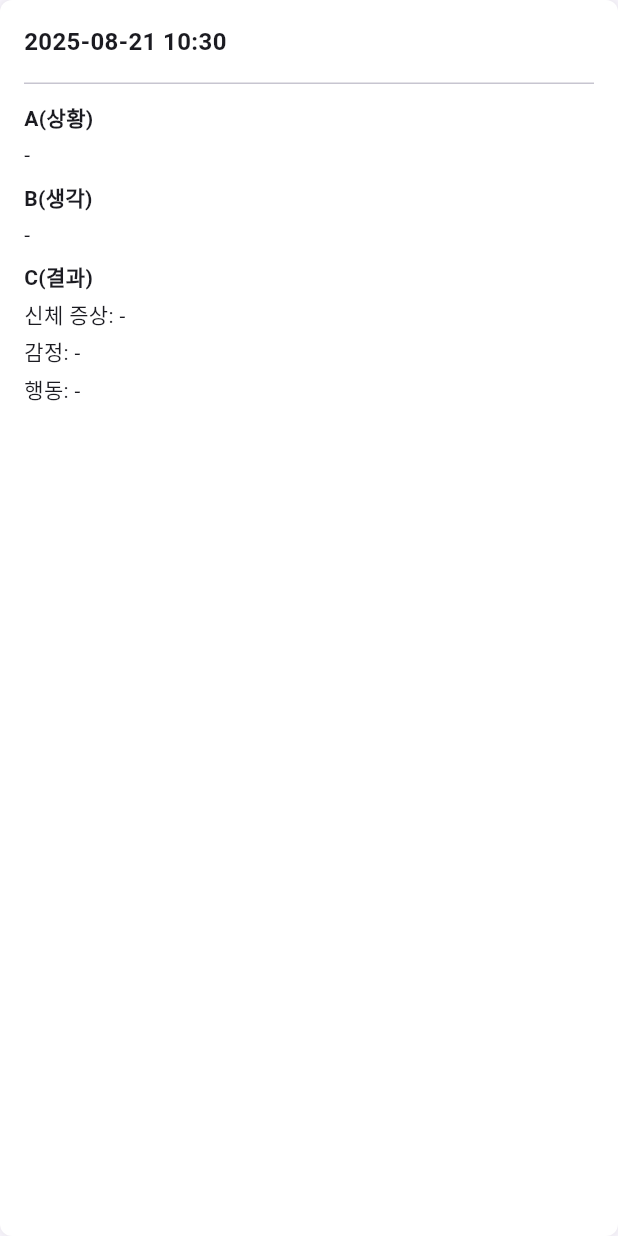
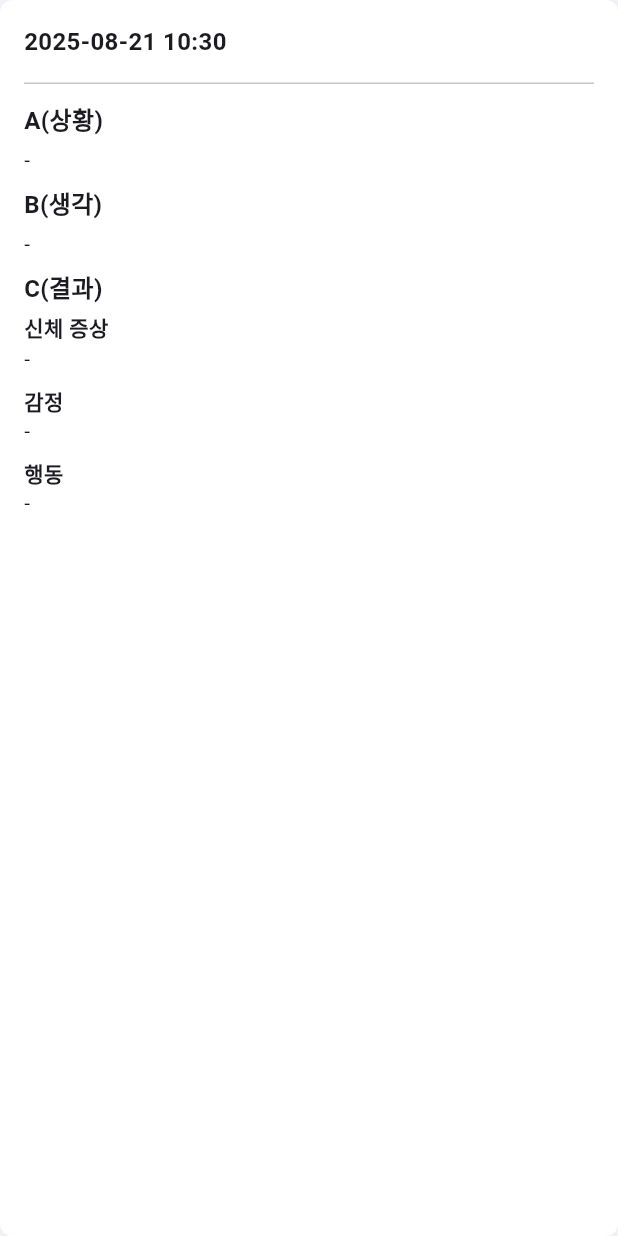
Before and after one commit to mindriumapp-sketch/chi_exp, a Flutter app: the _AbcCard widget shown alone on an empty page, opened directly with empty values, on a phone screen of 412 x 824 dp. Run offline on Flutter 3.47's test engine with Material 3 defaults, Android fonts, the phone set to English and light mode, and no system bars; our stand-ins replace cloud_firestore, firebase_auth, firebase_core, flutter_local_notifications, flutter_map, geocoding and 6 more; missing offline and left inert: geofence_service; accounts and stored records are empty.

Commit message:
“updated”

```diff
--- a/lib/features/contents/diary_directory_screen.dart
+++ b/lib/features/contents/diary_directory_screen.dart
@@ -157,7 +157,7 @@ class _AbcCardState extends State<_AbcCard> {
           label,
           textAlign: TextAlign.start,
           softWrap: true,
-          style: const TextStyle(fontWeight: FontWeight.w600),
+          style: const TextStyle(fontSize: 16, fontWeight: FontWeight.w600),
         ),
         const SizedBox(height: 4),
         Text(
@@ -178,14 +178,17 @@ class _AbcCardState extends State<_AbcCard> {
           label,
           textAlign: TextAlign.start,
           softWrap: true,
-          style: const TextStyle(fontWeight: FontWeight.w600),
+          style: const TextStyle(fontSize: 16, fontWeight: FontWeight.w600),
         ),
         const SizedBox(height: 4),
-        Text('신체 증상: ${safe(cPhysical)}', textAlign: TextAlign.start, softWrap: true),
-        const SizedBox(height: 4),
-        Text('감정: ${safe(cEmotion)}', textAlign: TextAlign.start, softWrap: true),
-        const SizedBox(height: 4),
-        Text('행동: ${safe(cBehavior)}', textAlign: TextAlign.start, softWrap: true),
+        Text('신체 증상', style: TextStyle(fontWeight: FontWeight.bold),),
+        Text(safe(cPhysical), textAlign: TextAlign.start, softWrap: true),
+        const SizedBox(height: 8),
+        Text('감정', style: TextStyle(fontWeight: FontWeight.bold),),
+        Text(safe(cEmotion), textAlign: TextAlign.start, softWrap: true),
+        const SizedBox(height: 8),
+        Text('행동', style: TextStyle(fontWeight: FontWeight.bold),),
+        Text(safe(cBehavior), textAlign: TextAlign.start, softWrap: true),
       ],
     );
   }
--- a/lib/navigation/screen/home_screen.dart
+++ b/lib/navigation/screen/home_screen.dart
@@ -99,7 +99,7 @@ class _HomeScreenState extends State<HomeScreen> {
                 ),
                 SizedBox(height: 8),
                 Text(
-                  '※ 본 연구는 14일간 진행되며, 원활한 연구를 위해 매일 1회 이상 일기 작성을 부탁드립니다.\n',
+                  '※ 본 연구는 10일간 진행되며, 원활한 연구를 위해 매일 1회 이상 일기 작성을 부탁드립니다.\n',
                   textAlign: TextAlign.left,
                   style: TextStyle(
                     fontSize: 14,
@@ -131,7 +131,7 @@ class _HomeScreenState extends State<HomeScreen> {
                   style: TextStyle(fontSize: 14),
                 ),
                 Text(
-                  " - 하단 탭 '내 정보': 계정 정보 확인, 이름(닉네임)/비밀번호 변경\n",
+                  " - 하단 탭 '내 정보': 계정 정보 확인, 닉네임/비밀번호 변경\n",
                   textAlign: TextAlign.left,
                   style: TextStyle(fontSize: 14),
                 ),
```
Also changed, not shown: lib/features/auth/login_screen.dart (+7 -1 lines).
